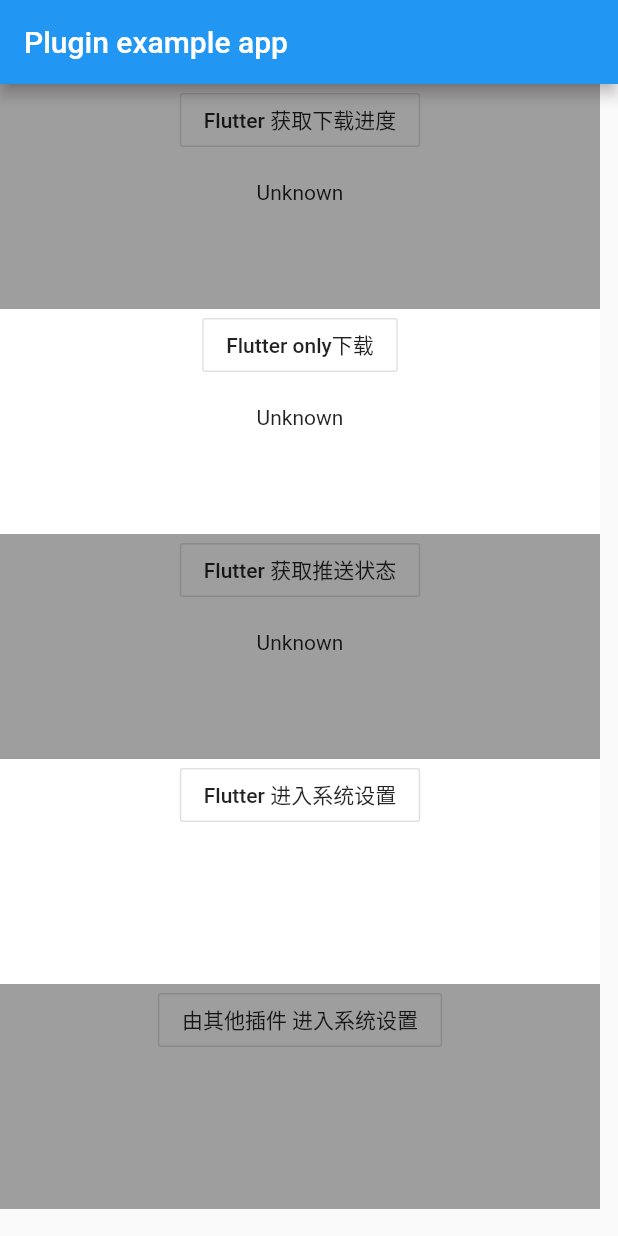
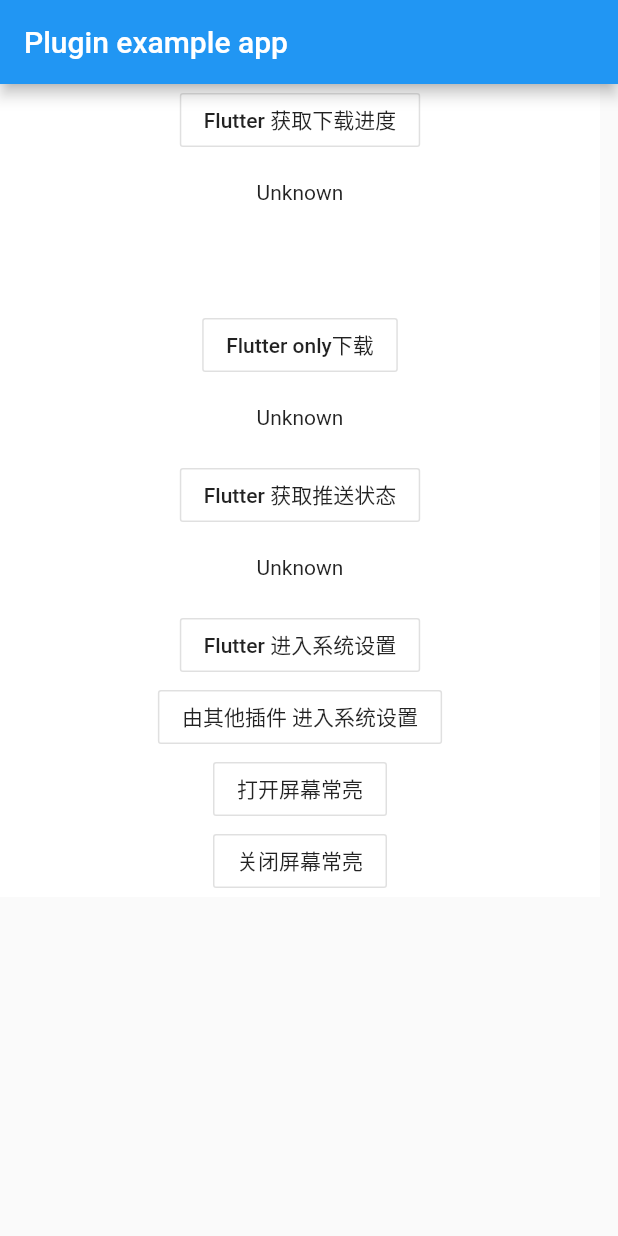
Before and after one commit to z724323347/flutter_apk, a Flutter app: the screen it shows after launch, on a phone screen of 412 x 824 dp. Run offline on Flutter 3.47's test engine with Material 2 defaults, Android fonts, the phone set to English and light mode, and no system bars; our stand-ins replace permission_handler; missing offline and left inert: dart:ffi.

```diff
--- a/example/lib/main.dart
+++ b/example/lib/main.dart
@@ -36,6 +36,7 @@ class _MyAppState extends State<MyApp> {
           resultMap = event;
           _platformVersion = '文件大小 :${resultMap['max'].toString()}' +
               '\n 当前下载进度${resultMap['progress'].toString()}';
+          resultMap['max'] = resultMap['progress'] ? strem.cancel() : null;
         });
       });
     } on PlatformException {
@@ -69,6 +70,10 @@ class _MyAppState extends State<MyApp> {
     await FlutterDownload.pluginGotoSys();
   }
 
+  Future<void> wakeLock(bool isLight) async {
+    await FlutterDownload.screenLongLight(isLight);
+  }
+
   @override
   Widget build(BuildContext context) {
     return MaterialApp(
@@ -76,12 +81,13 @@ class _MyAppState extends State<MyApp> {
           appBar: AppBar(
             title: const Text('Plugin example app'),
           ),
-        body: Column(
+          body: SingleChildScrollView(
+            child: Column(
               mainAxisAlignment: MainAxisAlignment.start,
               crossAxisAlignment: CrossAxisAlignment.center,
               children: <Widget>[
                 Container(
-              color: Colors.grey,
+                  color: Colors.white,
                   width: 400,
                   height: 150,
                   child: Column(
@@ -99,7 +105,7 @@ class _MyAppState extends State<MyApp> {
                 Container(
                   color: Colors.white,
                   width: 400,
-              height: 150,
+                  height: 100,
                   child: Column(
                     children: <Widget>[
                       OutlineButton(
@@ -113,9 +119,9 @@ class _MyAppState extends State<MyApp> {
                   ),
                 ),
                 Container(
-              color: Colors.grey,
+                  color: Colors.white,
                   width: 400,
-              height: 150,
+                  height: 100,
                   child: Column(
                     children: <Widget>[
                       OutlineButton(
@@ -131,7 +137,6 @@ class _MyAppState extends State<MyApp> {
                 Container(
                   color: Colors.white,
                   width: 400,
-              height: 150,
                   child: Column(
                     children: <Widget>[
                       OutlineButton(
@@ -140,14 +145,12 @@ class _MyAppState extends State<MyApp> {
                         },
                         child: Text('Flutter 进入系统设置'),
                       ),
-                  Text(' \n\n')
                     ],
                   ),
                 ),
                 Container(
-              color: Colors.grey,
+                  color: Colors.white,
                   width: 400,
-              height: 150,
                   child: Column(
                     children: <Widget>[
                       OutlineButton(
@@ -156,13 +159,40 @@ class _MyAppState extends State<MyApp> {
                         },
                         child: Text('由其他插件 进入系统设置'),
                       ),
-                  Text(' \n\n')
+                    ],
+                  ),
+                ),
+                Container(
+                  color: Colors.white,
+                  width: 400,
+                  child: Column(
+                    children: <Widget>[
+                      OutlineButton(
+                        onPressed: () {
+                          wakeLock(true);
+                        },
+                        child: Text('打开屏幕常亮'),
+                      ),
+                    ],
+                  ),
+                ),
+                Container(
+                  color: Colors.white,
+                  width: 400,
+                  child: Column(
+                    children: <Widget>[
+                      OutlineButton(
+                        onPressed: () {
+                          wakeLock(false);
+                        },
+                        child: Text('关闭屏幕常亮'),
+                      ),
                     ],
                   ),
                 ),
               ],
             ),
-      ),
+          )),
     );
   }
 }
```
Also changed, not shown: lib/flutter_download.dart (+10 -2 lines), 2 other files. Lines whose indentation alone changed are shown as unchanged.
